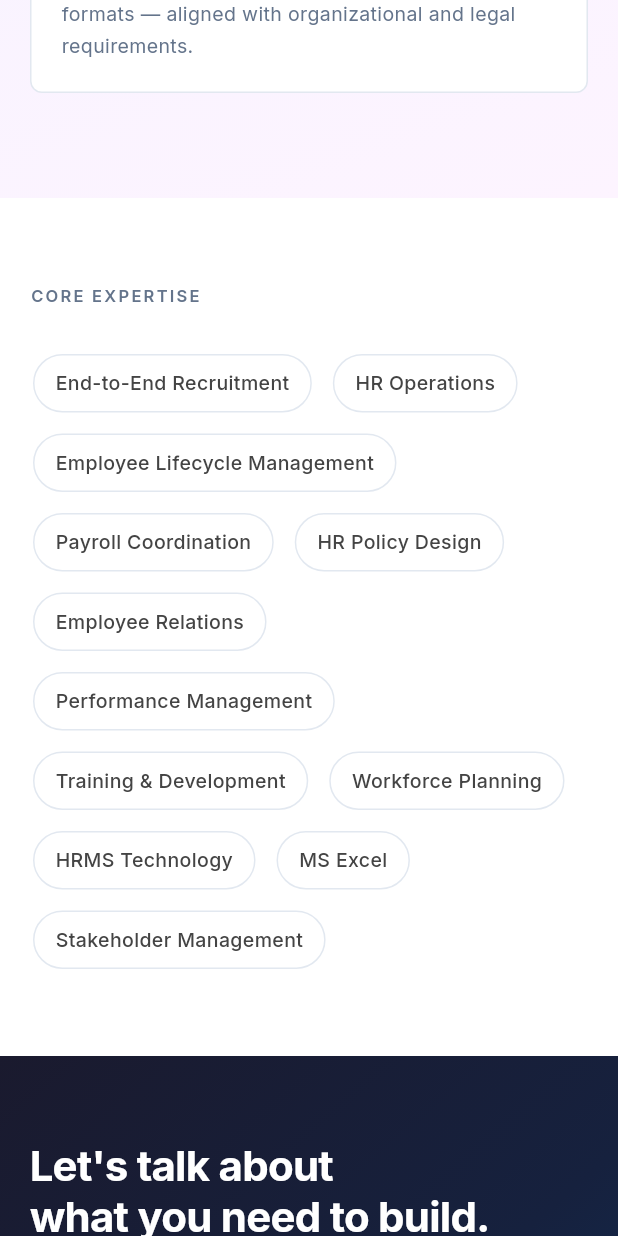
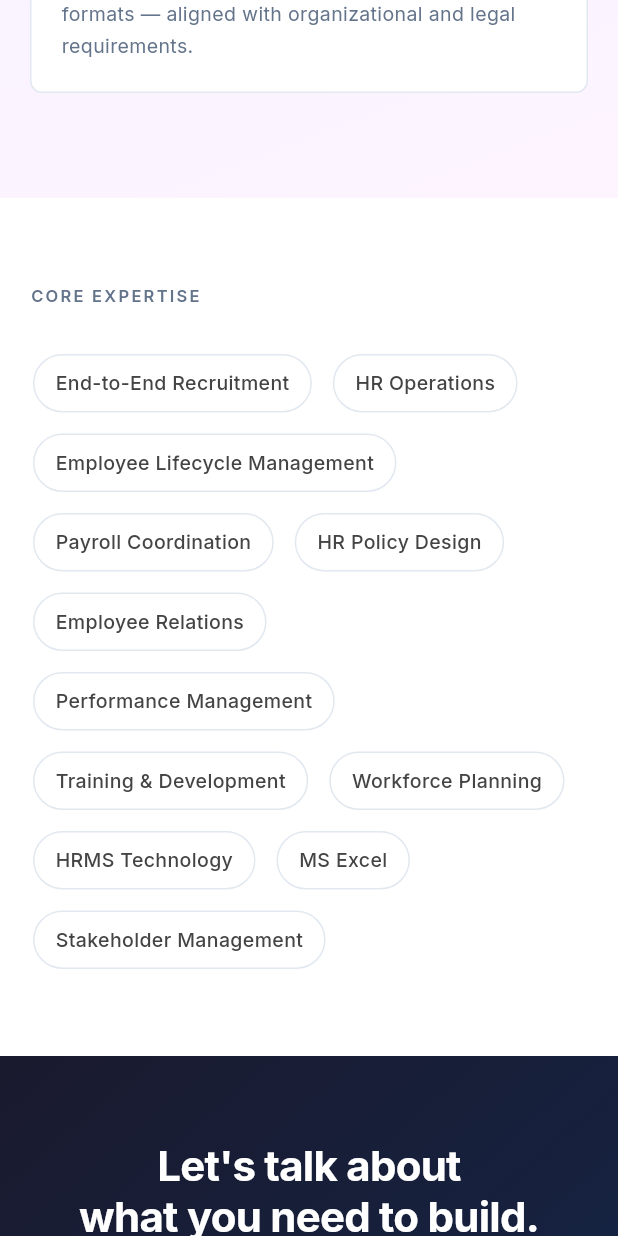
Before and after one commit to zubiasamreen8/zubia, a Flutter app: the screen it shows after launch, scrolled down 2880 dp, on a phone screen of 412 x 824 dp. Run offline on Flutter 3.47's test engine with Material 3 defaults, Android fonts, the phone set to English and light mode, and no system bars; our stand-ins replace flutter_animate, google_fonts, visibility_detector; network calls fail.

Commit message:
[STYLE]: Center align footer contact section
Co-Authored-By: Zubia Samreen <zubiasamreen8@gmail.com>

```diff
--- a/lib/sections/skills_contact_section.dart
+++ b/lib/sections/skills_contact_section.dart
@@ -151,12 +151,13 @@ class ContactSection extends StatelessWidget {
         ),
       ),
       child: Column(
-        crossAxisAlignment: CrossAxisAlignment.start,
+        crossAxisAlignment: CrossAxisAlignment.center,
         children: [
           Text(
             r.isMobileSmall
                 ? "Let's talk about what you need to build."
                 : "Let's talk about\nwhat you need to build.",
+            textAlign: TextAlign.center,
             style: AppTheme.displaySmall(context)?.copyWith(
                   color: Colors.white,
                   fontSize: r.value(
@@ -176,6 +177,7 @@ class ContactSection extends StatelessWidget {
             r.isMobileSmall
                 ? "Open to HR Operations and HR Executive roles in startups and growing organizations."
                 : "Open to HR Operations and HR Executive roles\nin startups and growing organizations.",
+            textAlign: TextAlign.center,
             style: AppTheme.bodyMedium(context)?.copyWith(
                   color: Colors.white.withValues(alpha: 0.6),
                   fontSize: r.value(
```
